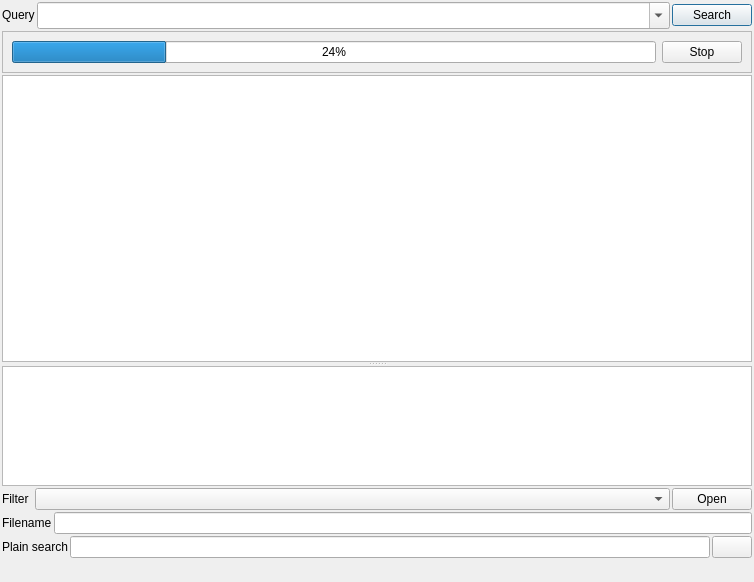
Old version of the form searchtab.ui in the repository kernel1024/jpreader.
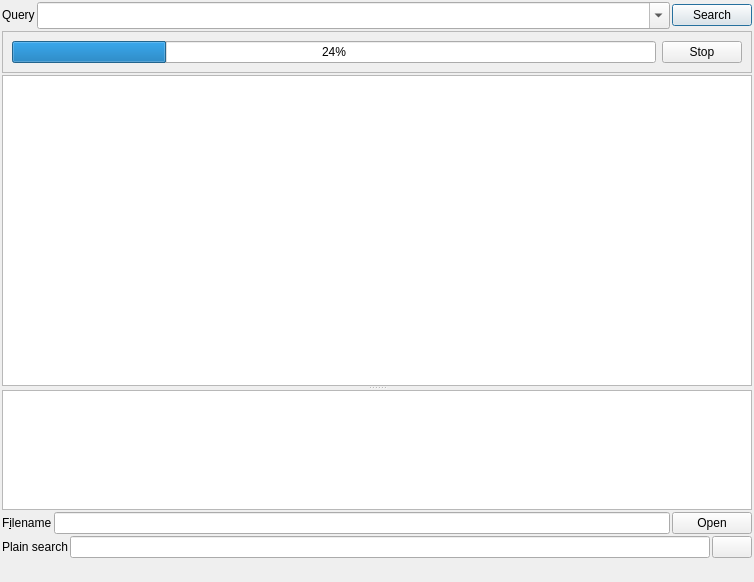
New version of the form.

Commit message: Search tab table widget and data storage updated to model-view interface.

Patch:
```diff
--- a/searchtab.ui
+++ b/searchtab.ui
@@ -108,7 +108,7 @@
      <property name="childrenCollapsible">
       <bool>false</bool>
      </property>
-     <widget class="QTableWidget" name="listResults">
+     <widget class="QTableView" name="listResults">
       <property name="mouseTracking">
        <bool>true</bool>
       </property>
@@ -127,6 +127,9 @@
       <property name="gridStyle">
        <enum>Qt::DotLine</enum>
       </property>
+      <property name="sortingEnabled">
+       <bool>true</bool>
+      </property>
       <property name="cornerButtonEnabled">
        <bool>false</bool>
       </property>
@@ -153,71 +156,12 @@
      </widget>
     </widget>
    </item>
-   <item>
-    <layout class="QHBoxLayout" name="horizontalLayout">
-     <item>
-      <layout class="QHBoxLayout" name="_2">
-       <property name="spacing">
-        <number>6</number>
-       </property>
-       <property name="leftMargin">
-        <number>0</number>
-       </property>
-       <property name="topMargin">
-        <number>0</number>
-       </property>
-       <property name="rightMargin">
-        <number>0</number>
-       </property>
-       <property name="bottomMargin">
-        <number>0</number>
-       </property>
-       <item>
-        <widget class="QLabel" name="label_2">
-         <property name="sizePolicy">
-          <sizepolicy hsizetype="Minimum" vsizetype="Fixed">
-           <horstretch>0</horstretch>
-           <verstretch>0</verstretch>
-          </sizepolicy>
-         </property>
-         <property name="text">
-          <string>Filter</string>
-         </property>
-         <property name="buddy">
-          <cstring>comboFilter</cstring>
-         </property>
-        </widget>
-       </item>
-       <item>
-        <widget class="QComboBox" name="comboFilter">
-         <property name="sizePolicy">
-          <sizepolicy hsizetype="Expanding" vsizetype="Fixed">
-           <horstretch>0</horstretch>
-           <verstretch>0</verstretch>
-          </sizepolicy>
-         </property>
-        </widget>
-       </item>
-      </layout>
-     </item>
-     <item>
-      <widget class="QPushButton" name="buttonOpen">
-       <property name="text">
-        <string>Open</string>
-       </property>
-       <property name="flat">
-        <bool>false</bool>
-       </property>
-      </widget>
-     </item>
-    </layout>
-   </item>
    <item>
     <layout class="QHBoxLayout" name="horizontalLayout_3">
      <item>
       <widget class="QLabel" name="label_6">
        <property name="text">
-        <string>Filename</string>
+        <string>F&amp;ilename</string>
        </property>
        <property name="buddy">
         <cstring>filenameEdit</cstring>
@@ -237,6 +181,16 @@
        </property>
       </widget>
      </item>
+     <item>
+      <widget class="QPushButton" name="buttonOpen">
+       <property name="text">
+        <string>Open</string>
+       </property>
+       <property name="flat">
+        <bool>false</bool>
+       </property>
+      </widget>
+     </item>
     </layout>
    </item>
    <item>
```
Left out of the diff: 2 changed lines with no effect on the pictures. The commit also changes 5 other files.
